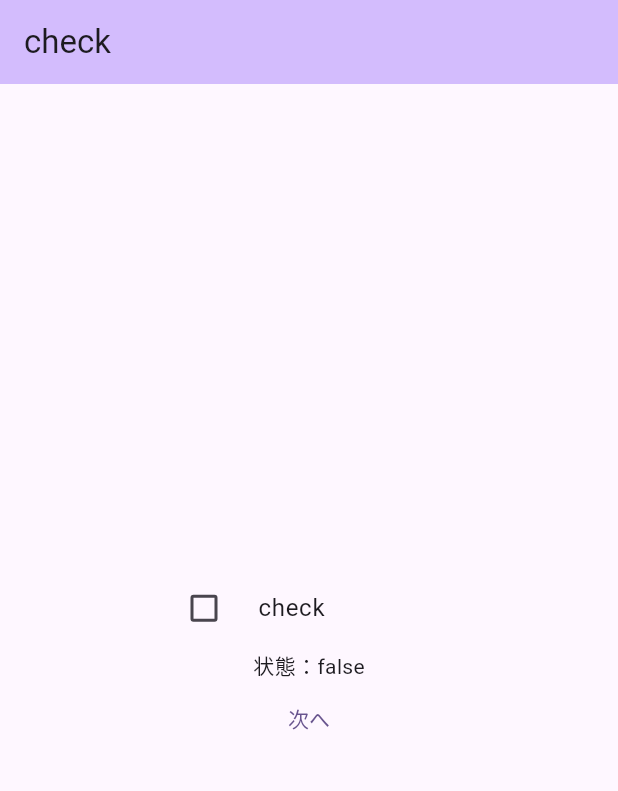
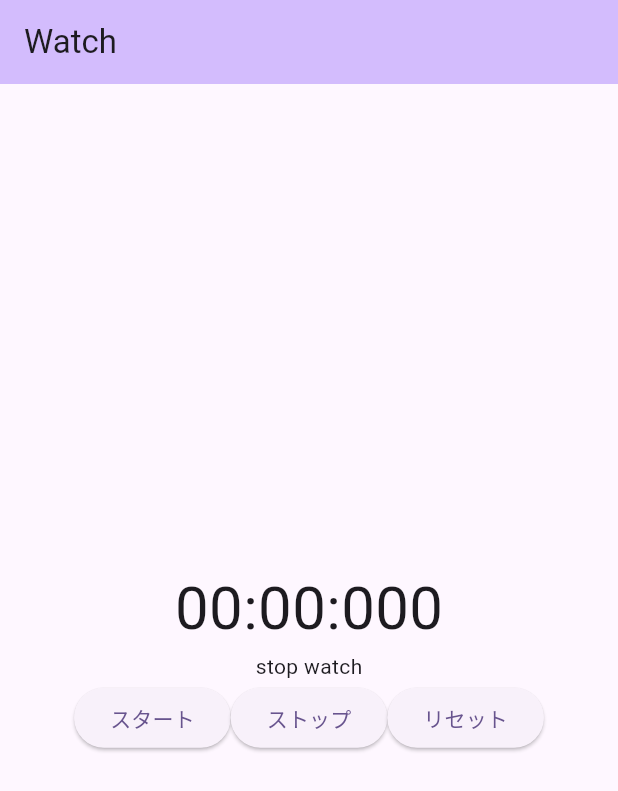
Before and after one commit to keigo-kanou-va/practice, a Flutter app: the screen it shows after launch, on a phone screen of 412 x 824 dp. Shown: the top 791 px of the screen. Run offline on Flutter 3.47's test engine with Material 3 defaults, Android fonts, the phone set to English and light mode, and no system bars.

Commit message:
ストップウォッチ追加

```diff
--- a/lib/main.dart
+++ b/lib/main.dart
@@ -1,5 +1,6 @@
 // Suggested code may be subject to a license. Learn more: ~LicenseLog:3758837043.
 import 'package:flutter/material.dart';
+import 'dart:async';
 
 void main() {
   //mainでMyAppを呼び出し
@@ -21,7 +22,96 @@ class MyApp extends StatelessWidget {
       ),
 
       //homeはMyHomePageクラスを呼び出し
-      home: const MyHomePage(),
+      home: const WatchPage(),
+    );
+  }
+}
+
+class WatchPage extends StatefulWidget {
+  const WatchPage({super.key});
+
+  @override
+  State<WatchPage> createState() => _WatchPageState();
+}
+
+class _WatchPageState extends State<WatchPage> {
+  Timer timer = Timer(Duration.zero, () {});
+  final Stopwatch _stopwatch = Stopwatch();
+  String _time = '00:00:000';
+
+  void _startTimer() {
+    if (!_stopwatch.isRunning) {
+      _stopwatch.start();
+
+      timer = Timer.periodic(Duration(milliseconds: 1), (timer) {
+        setState(() {
+          final Duration elapsed = _stopwatch.elapsed;
+          final String minute = elapsed.inMinutes.toString().padLeft(2, '0');
+          final String sec =
+              (elapsed.inSeconds % 60).toString().padLeft(2, '0');
+          final String millisec =
+              (elapsed.inMilliseconds % 1000).toString().padLeft(3, '0');
+          _time = '$minute:$sec:$millisec';
+        });
+      });
+    }
+  }
+
+  void _stopTimer() {
+    if (_stopwatch.isRunning) {
+      _stopwatch.stop();
+      timer.cancel();
+    }
+  }
+
+  void _resetTimer() {
+    _stopwatch.reset();
+    _time = '00:00:000';
+    setState(() {});
+  }
+
+  @override
+  Widget build(BuildContext context) {
+    return Scaffold(
+      appBar: AppBar(
+        title: Text('Watch'),
+        backgroundColor: Theme.of(context).colorScheme.inversePrimary,
+      ),
+      body: Center(
+        child: Column(
+          mainAxisAlignment: MainAxisAlignment.center,
+          children: [
+            Text(
+              _time,
+              style: TextStyle(fontSize: 40),
+            ),
+            Text('stop watch'),
+            Row(
+              mainAxisAlignment: MainAxisAlignment.center,
+              children: [
+                ElevatedButton(
+                  onPressed: () {
+                    _startTimer();
+                  },
+                  child: Text('スタート'),
+                ),
+                ElevatedButton(
+                  onPressed: () {
+                    _stopTimer();
+                  },
+                  child: Text('ストップ'),
+                ),
+                ElevatedButton(
+                  onPressed: () {
+                    _resetTimer();
+                  },
+                  child: Text('リセット'),
+                ),
+              ],
+            )
+          ],
+        ),
+      ),
     );
   }
 }
@@ -90,7 +180,6 @@ class MySlider extends StatefulWidget {
 }
 
 class _MySliderState extends State<MySlider> {
-
   double _current = 20;
 
   @override
@@ -102,9 +191,7 @@ class _MySliderState extends State<MySlider> {
         backgroundColor: Theme.of(context).colorScheme.inversePrimary,
       ),
       body: Center(
-        child: Column(
-          mainAxisAlignment: MainAxisAlignment.center,
-          children: [
+        child: Column(mainAxisAlignment: MainAxisAlignment.center, children: [
           Slider(
               value: _current,
               min: 0,
@@ -114,11 +201,9 @@ class _MySliderState extends State<MySlider> {
                 setState(() {
                   _current = value;
                 });
-              }
-            ),
+              }),
           Text('value = ${_current.round()}'),
-          ]
-        ),
+        ]),
       ),
     );
   }
```
Lines whose indentation alone changed are shown as unchanged.
